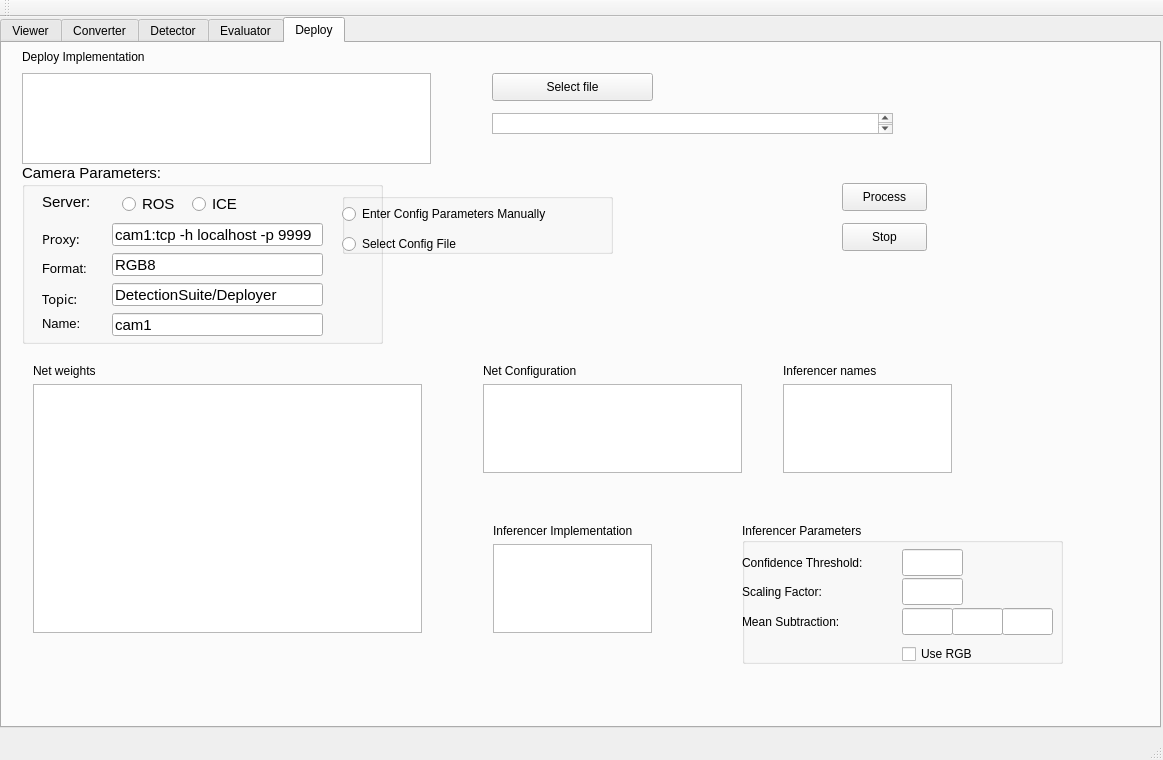
The window that DeepLearningSuite/DatasetEvaluationApp/mainwindow.ui (JdeRobot/DetectionMetrics) describes before a commit, drawn with Qt 5.
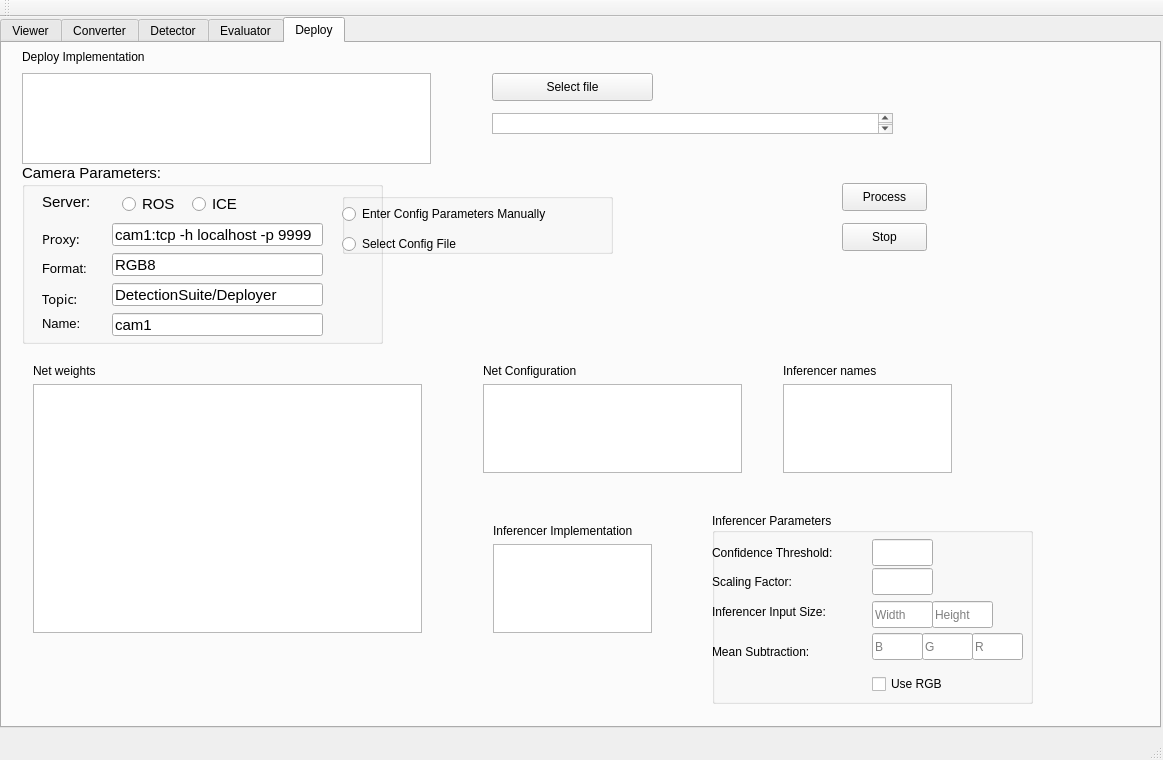
The same window after the commit.

Diff of the .ui file:
```diff
--- a/DeepLearningSuite/DatasetEvaluationApp/mainwindow.ui
+++ b/DeepLearningSuite/DatasetEvaluationApp/mainwindow.ui
@@ -1286,10 +1286,10 @@
      <widget class="QGroupBox" name="groupBox">
       <property name="geometry">
        <rect>
-        <x>740</x>
-        <y>480</y>
+        <x>710</x>
+        <y>470</y>
         <width>321</width>
-        <height>141</height>
+        <height>191</height>
        </rect>
       </property>
       <property name="title">
@@ -1299,7 +1299,7 @@
        <property name="geometry">
         <rect>
          <x>160</x>
-         <y>120</y>
+         <y>160</y>
          <width>97</width>
          <height>22</height>
         </rect>
@@ -1358,37 +1358,46 @@
        <property name="geometry">
         <rect>
          <x>160</x>
-         <y>85</y>
+         <y>120</y>
          <width>51</width>
          <height>27</height>
         </rect>
        </property>
+       <property name="placeholderText">
+        <string>B</string>
+       </property>
       </widget>
       <widget class="QLineEdit" name="lineEdit_4">
        <property name="geometry">
         <rect>
          <x>210</x>
-         <y>85</y>
+         <y>120</y>
          <width>51</width>
          <height>27</height>
         </rect>
        </property>
+       <property name="placeholderText">
+        <string>G</string>
+       </property>
       </widget>
       <widget class="QLineEdit" name="lineEdit_5">
        <property name="geometry">
         <rect>
          <x>260</x>
-         <y>85</y>
+         <y>120</y>
          <width>51</width>
          <height>27</height>
         </rect>
        </property>
+       <property name="placeholderText">
+        <string>R</string>
+       </property>
       </widget>
       <widget class="QLabel" name="label_3">
        <property name="geometry">
         <rect>
          <x>0</x>
-         <y>90</y>
+         <y>130</y>
          <width>131</width>
          <height>17</height>
         </rect>
@@ -1397,6 +1406,48 @@
         <string>Mean Subtraction:</string>
        </property>
       </widget>
+      <widget class="QLabel" name="label_4">
+       <property name="geometry">
+        <rect>
+         <x>0</x>
+         <y>90</y>
+         <width>161</width>
+         <height>17</height>
+        </rect>
+       </property>
+       <property name="text">
+        <string>Inferencer Input Size:</string>
+       </property>
+      </widget>
+      <widget class="QLineEdit" name="lineEdit_inferencer_input_width">
+       <property name="geometry">
+        <rect>
+         <x>160</x>
+         <y>88</y>
+         <width>61</width>
+         <height>27</height>
+        </rect>
+       </property>
+       <property name="inputMask">
+        <string/>
+       </property>
+       <property name="placeholderText">
+        <string>Width</string>
+       </property>
+      </widget>
+      <widget class="QLineEdit" name="lineEdit_inferencer_input_height">
+       <property name="geometry">
+        <rect>
+         <x>220</x>
+         <y>88</y>
+         <width>61</width>
+         <height>27</height>
+        </rect>
+       </property>
+       <property name="placeholderText">
+        <string>Height</string>
+       </property>
+      </widget>
      </widget>
     </widget>
    </widget>
```
Left out of the diff: 14 changed lines with no effect on the pictures.
